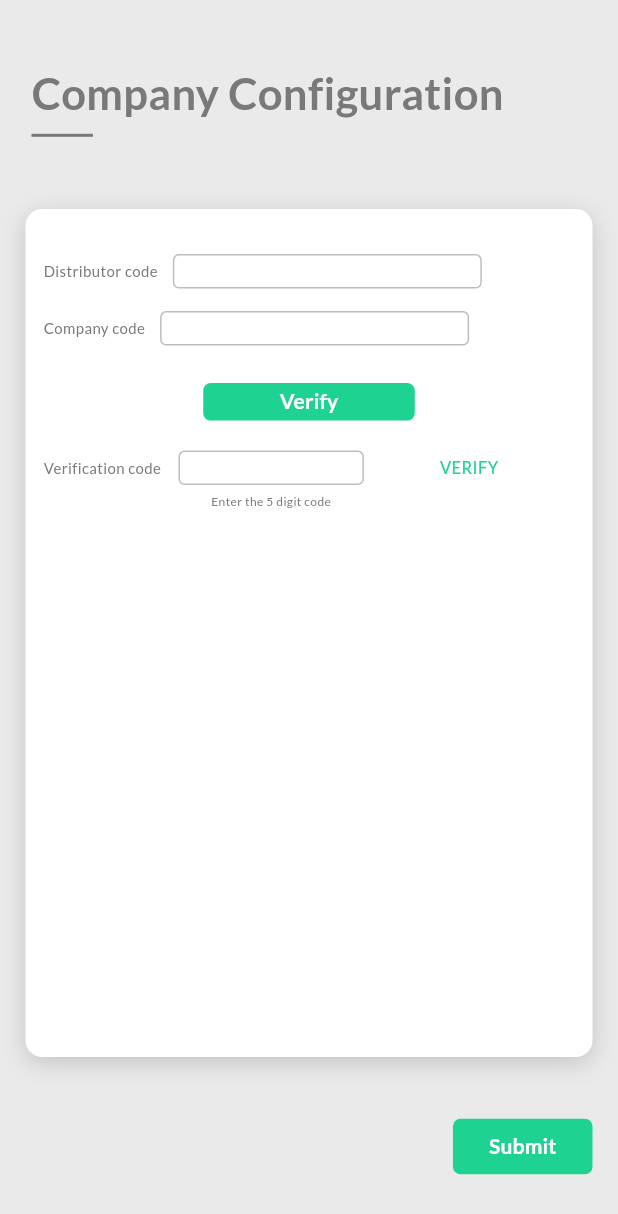
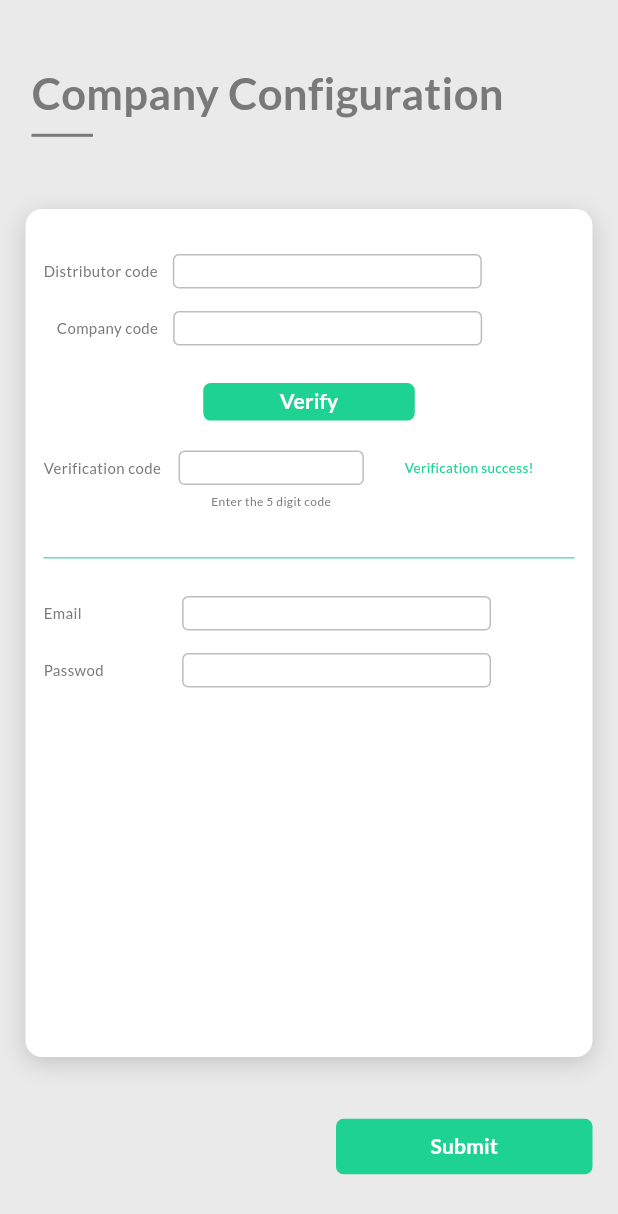
Before and after one commit to ECODE-IT/Evision-Distribution-App, a Flutter app: the CompanyConfigurationPage screen opened by its route, on a phone screen of 412 x 824 dp. Shown: the top 1214 px of the screen. Run offline on Flutter 3.47's test engine with Material 2 defaults, Android fonts, the phone set to English and light mode, and no system bars; our stand-ins replace firebase_core, firebase_crashlytics, google_fonts; accounts and stored records are empty.

Commit message:
Designed pages.

```diff
--- a/lib/app_theme.dart
+++ b/lib/app_theme.dart
@@ -7,7 +7,10 @@ const Color mainAppButtonBackgroundColor = Color(0xff1ED291);
 const Color secondaryTextColor = Color(0xff797979);
 
 const double mainAppButtonHeight = 37.0;
+const double mainAppButtonWidth = 171.0;
+
 const double secondaryAppButtonHeight = 25.0;
+const double secondaryAppButtonWidth = 141.0;
 
 class AppTheme {
   static ThemeData lightTheme = ThemeData(
--- a/lib/components/app_button.dart
+++ b/lib/components/app_button.dart
@@ -7,6 +7,7 @@ class AppButton extends StatelessWidget {
   final double height;
   final double? width;
   final VoidCallback? voidCallback;
+  final Color? color;
 
   const AppButton(
       {this.route,
@@ -14,6 +15,7 @@ class AppButton extends StatelessWidget {
       required this.height,
       this.width,
       this.voidCallback,
+      this.color,
       Key? key})
       : super(key: key);
 
@@ -23,7 +25,11 @@ class AppButton extends StatelessWidget {
       height: height,
       width: width,
       child: FilledButton(
-        style: AppTheme.appButtonStyle,
+        style: color == null
+            ? AppTheme.appButtonStyle
+            : AppTheme.appButtonStyle.copyWith(
+                backgroundColor: MaterialStatePropertyAll(color),
+              ),
         onPressed: () {
           if (route != null) {
             Navigator.pushNamed(context, route!);
--- a/lib/pages/company_configuration_page.dart
+++ b/lib/pages/company_configuration_page.dart
@@ -13,7 +13,7 @@ class CompanyConfigurationPage extends StatefulWidget {
 }
 
 class _CompanyConfigurationPageState extends State<CompanyConfigurationPage> {
-  bool verified = false;
+  bool verified = true;
 
   @override
   Widget build(BuildContext context) {
@@ -43,7 +43,7 @@ class _CompanyConfigurationPageState extends State<CompanyConfigurationPage> {
             Row(
               children: [
                 const Text(
-                  'Company code',
+                  '    Company code',
                   style: TextStyle(fontSize: 10.0, color: Color(0xff797979)),
                 ),
                 const SizedBox(width: 10.0),
@@ -61,7 +61,7 @@ class _CompanyConfigurationPageState extends State<CompanyConfigurationPage> {
               child: AppButton(
                 displayText: 'Verify',
                 height: secondaryAppButtonHeight,
-                width: 141.0,
+                width: secondaryAppButtonWidth,
                 voidCallback: myMethod,
               ),
             ),
@@ -74,8 +74,10 @@ class _CompanyConfigurationPageState extends State<CompanyConfigurationPage> {
                       width: 80.0,
                       child: Text(
                         'Verification code',
-                        style:
-                            TextStyle(fontSize: 10.0, color: Color(0xff797979)),
+                        style: TextStyle(
+                          fontSize: 10.0,
+                          color: Color(0xff797979),
+                        ),
                       ),
                     ),
                     const SizedBox(width: 10.0),
@@ -86,8 +88,17 @@ class _CompanyConfigurationPageState extends State<CompanyConfigurationPage> {
                         decoration: AppTheme.mainTextInputDecoration,
                       ),
                     ),
-                    const Expanded(
-                      child: Text(
+                    Expanded(
+                      child: verified == true
+                          ? const Text(
+                              'Verification success!',
+                              style: TextStyle(
+                                fontSize: 9.0,
+                                color: mainAppButtonBackgroundColor,
+                              ),
+                              textAlign: TextAlign.center,
+                            )
+                          : const Text(
                               'VERIFY',
                               style: TextStyle(
                                 fontSize: 11.0,
@@ -95,7 +106,7 @@ class _CompanyConfigurationPageState extends State<CompanyConfigurationPage> {
                               ),
                               textAlign: TextAlign.center,
                             ),
-                    )
+                    ),
                   ],
                 ),
                 const SizedBox(height: 5.0),
@@ -110,22 +121,84 @@ class _CompanyConfigurationPageState extends State<CompanyConfigurationPage> {
                       width: displayWidth(context) * 0.3,
                       child: const Text(
                         'Enter the 5 digit code',
-                        style:
-                            TextStyle(fontSize: 8.0, color: Color(0xff797979)),
+                        style: TextStyle(
+                          fontSize: 8.0,
+                          color: Color(0xff797979),
+                        ),
                         textAlign: TextAlign.center,
                       ),
                     ),
                   ],
                 ),
+                const SizedBox(height: 20.0),
+                verified == true
+                    ? Column(
+                        children: [
+                          const Divider(
+                            color: mainAppButtonBackgroundColor,
+                            height: 1.0,
+                            thickness: 0.7,
+                          ),
+                          const SizedBox(height: 25.0),
+                          Row(
+                            children: [
+                              SizedBox(
+                                width: displayWidth(context) * 0.2,
+                                child: const Text(
+                                  'Email',
+                                  style: TextStyle(
+                                    fontSize: 10.0,
+                                    color: Color(0xff797979),
+                                  ),
+                                ),
+                              ),
+                              const SizedBox(width: 10.0),
+                              SizedBox(
+                                height: 23.0,
+                                width: displayWidth(context) * 0.5,
+                                child: TextField(
+                                  decoration: AppTheme.mainTextInputDecoration,
+                                ),
+                              )
+                            ],
+                          ),
+                          const SizedBox(height: 15.0),
+                          Row(
+                            children: [
+                              SizedBox(
+                                width: displayWidth(context) * 0.2,
+                                child: const Text(
+                                  'Passwod',
+                                  style: TextStyle(
+                                    fontSize: 10.0,
+                                    color: Color(0xff797979),
+                                  ),
+                                ),
+                              ),
+                              const SizedBox(width: 10.0),
+                              SizedBox(
+                                height: 23.0,
+                                width: displayWidth(context) * 0.5,
+                                child: TextField(
+                                  decoration: AppTheme.mainTextInputDecoration,
+                                ),
+                              )
+                            ],
+                          ),
+                        ],
+                      )
+                    : const SizedBox()
               ],
             ),
           ],
         ),
       ),
-      const AppButton(
+      AppButton(
         displayText: 'Submit',
         height: mainAppButtonHeight,
+        width: mainAppButtonWidth,
         route: '/company_configuration',
+        color: verified == true ? null : const Color(0xff86C8B0),
       ),
     );
   }
--- a/lib/pages/company_selection_page.dart
+++ b/lib/pages/company_selection_page.dart
@@ -62,6 +62,7 @@ class CompanySelectionPage extends StatelessWidget {
       const AppButton(
         displayText: 'Start Configuration',
         height: mainAppButtonHeight,
+        width: mainAppButtonWidth,
         route: '/company_configuration',
       ),
     );
```
Lines whose indentation alone changed are shown as unchanged.
